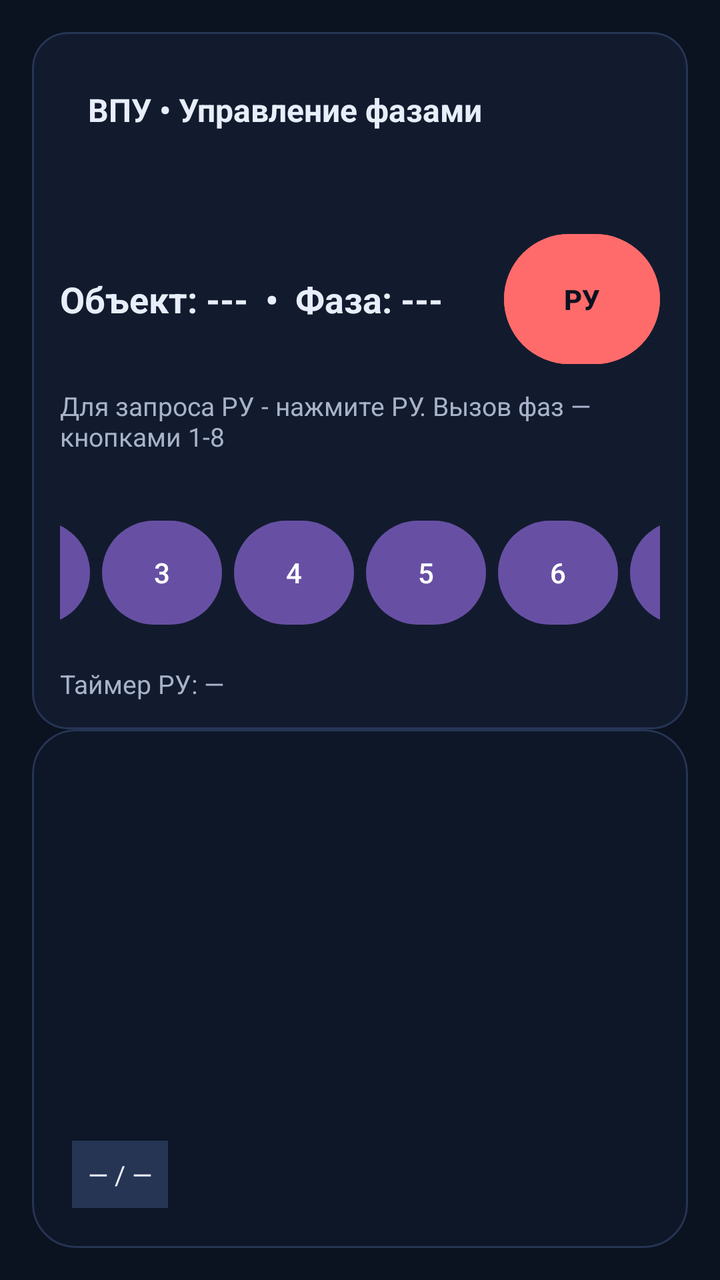
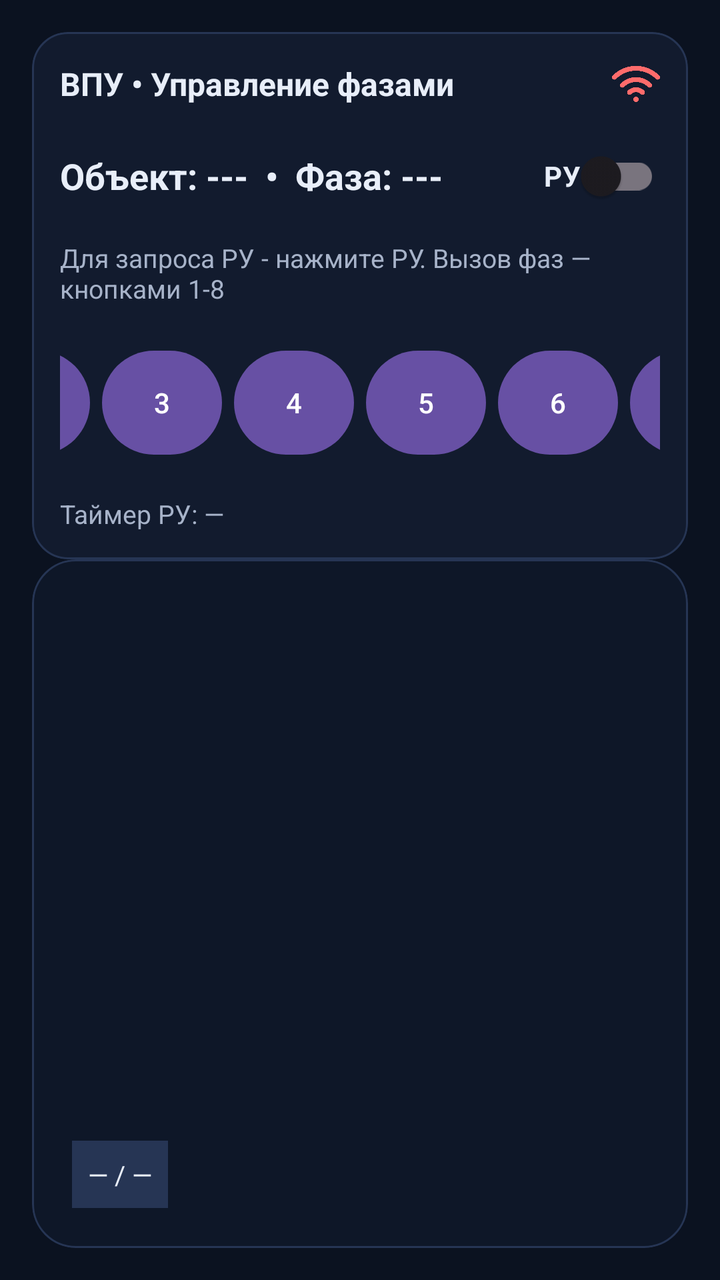

Screens rendered from an Android XML layout before and after an edit, with the pre-edit source and the edit as a unified diff.
<!-- AndroidManifest.xml: application theme Theme.VPU -->
<!-- res/layout/activity_vpu.xml -->
<?xml version="1.0" encoding="utf-8"?>
<androidx.constraintlayout.widget.ConstraintLayout
    xmlns:android="http://schemas.android.com/apk/res/android"
    xmlns:app="http://schemas.android.com/apk/res-auto"
    xmlns:tools="http://schemas.android.com/tools"
    android:layout_width="match_parent"
    android:layout_height="match_parent"
    android:background="#0B1220"
    tools:context=".ui.vpu.VpuActivity">

    
    <com.google.android.material.card.MaterialCardView
        android:id="@+id/statusCard"
        android:layout_width="0dp"
        android:layout_height="wrap_content"
        android:layout_margin="16dp"
        app:cardBackgroundColor="#121B2E"
        app:cardCornerRadius="18dp"
        app:strokeColor="#263554"
        app:strokeWidth="1dp"
        app:layout_constraintTop_toTopOf="parent"
        app:layout_constraintStart_toStartOf="parent"
        app:layout_constraintEnd_toEndOf="parent">


        <LinearLayout
            android:layout_width="match_parent"
            android:layout_height="wrap_content"
            android:orientation="vertical"
            android:padding="14dp">
        <LinearLayout
            android:layout_width="match_parent"
            android:layout_height="match_parent"
            android:orientation="horizontal"
            android:padding="14dp">

            <TextView
                android:id="@+id/titleTextView"
                android:layout_width="504dp"
                android:layout_height="wrap_content"
                android:text="ВПУ • Управление фазами"
                android:textColor="#E8EEF9"
                android:textSize="16sp"
                android:textStyle="bold" />
            <ImageView
                android:id="@+id/wifiIcon"
                android:layout_width="35dp"
                android:layout_height="45dp"
                android:layout_marginStart="12dp"
                android:src="@drawable/wifi_icon"
                app:tint="#FF6B6B" />
        </LinearLayout>

            
            <LinearLayout
                android:layout_width="match_parent"
                android:layout_height="wrap_content"
                android:layout_marginTop="10dp"
                android:orientation="horizontal"
                android:gravity="center_vertical">

                <TextView
                    android:id="@+id/statusTextView"
                    android:layout_width="0dp"
                    android:layout_height="wrap_content"
                    android:layout_weight="1"
                    android:text="Объект: ---  •  Фаза: ---"
                    android:textColor="#E8EEF9"
                    android:textSize="18sp"
                    android:textStyle="bold"/>

                
                <com.google.android.material.button.MaterialButton
                    android:id="@+id/manualButton"
                    android:layout_width="78dp"
                    android:layout_height="73dp"
                    android:layout_marginStart="8dp"
                    android:backgroundTint="#FF6B6B"
                    android:text="РУ"
                    android:textColor="#0B1220"
                    android:textStyle="bold"
                    app:cornerRadius="999dp" />

                

            </LinearLayout>

            <TextView
                android:id="@+id/hintTextView"
                android:layout_width="match_parent"
                android:layout_height="44dp"
                android:layout_marginTop="8dp"
                android:text="Для запроса РУ - нажмите РУ. Вызов фаз — кнопками 1-8"
                android:textColor="#A7B3C9"
                android:textSize="13sp" />

            <LinearLayout
                android:id="@+id/phaseButtonsRow"
                android:layout_width="match_parent"
                android:layout_height="81dp"
                android:layout_marginTop="8dp"
                android:gravity="center"
                android:orientation="horizontal">

                <com.google.android.material.button.MaterialButton
                    android:id="@+id/phaseButton1"
                    style="@style/Widget.Material3.Button"
                    android:layout_width="60dp"
                    android:layout_height="60dp"
                    android:layout_marginHorizontal="3dp"
                    android:text="1"
                    app:cornerRadius="999dp" />

                <com.google.android.material.button.MaterialButton
                    android:id="@+id/phaseButton2"
                    style="@style/Widget.Material3.Button"
                    android:layout_width="60dp"
                    android:layout_height="60dp"
                    android:layout_marginHorizontal="3dp"
                    android:text="2"
                    app:cornerRadius="999dp" />

                <com.google.android.material.button.MaterialButton
                    android:id="@+id/phaseButton3"
                    style="@style/Widget.Material3.Button"
                    android:layout_width="60dp"
                    android:layout_height="60dp"
                    android:layout_marginHorizontal="3dp"
                    android:text="3"
                    app:cornerRadius="999dp" />

                <com.google.android.material.button.MaterialButton
                    android:id="@+id/phaseButton4"
                    style="@style/Widget.Material3.Button"
                    android:layout_width="60dp"
                    android:layout_height="60dp"
                    android:layout_marginHorizontal="3dp"
                    android:text="4"
                    app:cornerRadius="999dp" />
                <com.google.android.material.button.MaterialButton
                    android:id="@+id/phaseButton5"
                    style="@style/Widget.Material3.Button"
                    android:layout_width="60dp"
                    android:layout_height="60dp"
                    android:layout_marginHorizontal="3dp"
                    android:text="5"
                    app:cornerRadius="999dp" />

                <com.google.android.material.button.MaterialButton
                    android:id="@+id/phaseButton6"
                    style="@style/Widget.Material3.Button"
                    android:layout_width="60dp"
                    android:layout_height="60dp"
                    android:layout_marginHorizontal="3dp"
                    android:text="6"
                    app:cornerRadius="999dp" />

                <com.google.android.material.button.MaterialButton
                    android:id="@+id/phaseButton7"
                    style="@style/Widget.Material3.Button"
                    android:layout_width="60dp"
                    android:layout_height="60dp"
                    android:layout_marginHorizontal="3dp"
                    android:text="7"
                    app:cornerRadius="999dp" />

                <com.google.android.material.button.MaterialButton
                    android:id="@+id/phaseButton8"
                    style="@style/Widget.Material3.Button"
                    android:layout_width="60dp"
                    android:layout_height="60dp"
                    android:layout_marginHorizontal="3dp"
                    android:text="8"
                    app:cornerRadius="999dp" />
            </LinearLayout>
            <TextView
                android:id="@+id/manualTimerTextView"
                android:layout_width="wrap_content"
                android:layout_height="wrap_content"
                android:layout_marginTop="6dp"
                android:text="Таймер РУ: —"
                android:textColor="#A7B3C9"
                android:textSize="13sp" />

        </LinearLayout>
    </com.google.android.material.card.MaterialCardView>

    
    <com.google.android.material.card.MaterialCardView
        android:id="@+id/pagerCard"
        android:layout_width="0dp"
        android:layout_height="0dp"
        android:layout_marginStart="16dp"
        android:layout_marginEnd="16dp"
        android:layout_marginBottom="16dp"
        app:cardBackgroundColor="#0E1728"
        app:cardCornerRadius="22dp"
        app:strokeColor="#263554"
        app:strokeWidth="1dp"
        app:layout_constraintTop_toBottomOf="@id/statusCard"
        app:layout_constraintBottom_toBottomOf="parent"
        app:layout_constraintStart_toStartOf="parent"
        app:layout_constraintEnd_toEndOf="parent">

        <FrameLayout
            android:layout_width="match_parent"
            android:layout_height="match_parent"
            android:padding="10dp">

            <androidx.viewpager2.widget.ViewPager2
                android:id="@+id/viewPager"
                android:layout_width="match_parent"
                android:layout_height="match_parent" />

            
            <TextView
                android:id="@+id/pageTextView"
                android:layout_width="wrap_content"
                android:layout_height="wrap_content"
                android:layout_gravity="bottom|start"
                android:layout_margin="10dp"
                android:padding="8dp"
                android:text="— / —"
                android:textColor="#E8EEF9"
                android:textSize="13sp"
                android:background="#263554"/>

        </FrameLayout>

    </com.google.android.material.card.MaterialCardView>

</androidx.constraintlayout.widget.ConstraintLayout>
<!-- resources referenced by this layout -->
<resources>
  <!-- drawable wifi_icon: png bitmap (drawable, 18048 bytes) -->
  <style name="Theme.VPU" parent="Base.Theme.VPU" />
  <style name="Base.Theme.VPU" parent="Theme.Material3.DayNight.NoActionBar">
          
          
      </style>
</resources>

<!-- the commit's change to res/layout/activity_vpu.xml (unified diff, before → after) -->
@@ -21,43 +21,44 @@
         app:layout_constraintTop_toTopOf="parent"
         app:layout_constraintStart_toStartOf="parent"
         app:layout_constraintEnd_toEndOf="parent">
-
-
         <LinearLayout
             android:layout_width="match_parent"
             android:layout_height="wrap_content"
             android:orientation="vertical"
             android:padding="14dp">
-        <LinearLayout
-            android:layout_width="match_parent"
-            android:layout_height="match_parent"
-            android:orientation="horizontal"
-            android:padding="14dp">
-
-            <TextView
-                android:id="@+id/titleTextView"
-                android:layout_width="504dp"
-                android:layout_height="wrap_content"
-                android:text="ВПУ • Управление фазами"
-                android:textColor="#E8EEF9"
-                android:textSize="16sp"
-                android:textStyle="bold" />
-            <ImageView
-                android:id="@+id/wifiIcon"
-                android:layout_width="35dp"
-                android:layout_height="45dp"
-                android:layout_marginStart="12dp"
-                android:src="@drawable/wifi_icon"
-                app:tint="#FF6B6B" />
-        </LinearLayout>
+
+            <LinearLayout
+                android:layout_width="match_parent"
+                android:layout_height="wrap_content"
+                android:gravity="center_vertical"
+                android:orientation="horizontal">
+
+                <TextView
+                    android:id="@+id/titleTextView"
+                    android:layout_width="0dp"
+                    android:layout_height="wrap_content"
+                    android:layout_weight="1"
+                    android:text="ВПУ • Управление фазами"
+                    android:textColor="#E8EEF9"
+                    android:textSize="16sp"
+                    android:textStyle="bold" />
+
+                <ImageView
+                    android:id="@+id/wifiIcon"
+                    android:layout_width="24dp"
+                    android:layout_height="24dp"
+                    android:layout_marginStart="12dp"
+                    android:src="@drawable/wifi_icon"
+                    app:tint="#FF6B6B" />
+            </LinearLayout>
 
             
             <LinearLayout
                 android:layout_width="match_parent"
                 android:layout_height="wrap_content"
                 android:layout_marginTop="10dp"
-                android:orientation="horizontal"
-                android:gravity="center_vertical">
+                android:gravity="center_vertical"
+                android:orientation="horizontal">
 
                 <TextView
                     android:id="@+id/statusTextView"
@@ -69,26 +70,21 @@
                     android:textSize="18sp"
                     android:textStyle="bold"/>
 
-                
-                <com.google.android.material.button.MaterialButton
-                    android:id="@+id/manualButton"
-                    android:layout_width="78dp"
-                    android:layout_height="73dp"
+                <com.google.android.material.switchmaterial.SwitchMaterial
+                    android:id="@+id/manualToggle"
+                    android:layout_width="wrap_content"
+                    android:layout_height="wrap_content"
                     android:layout_marginStart="8dp"
-                    android:backgroundTint="#FF6B6B"
                     android:text="РУ"
-                    android:textColor="#0B1220"
-                    android:textStyle="bold"
-                    app:cornerRadius="999dp" />
-
-                
+                    android:textColor="#E8EEF9"
+                    android:textStyle="bold" />
 
             </LinearLayout>
 
             <TextView
                 android:id="@+id/hintTextView"
                 android:layout_width="match_parent"
-                android:layout_height="44dp"
+                android:layout_height="wrap_content"
                 android:layout_marginTop="8dp"
                 android:text="Для запроса РУ - нажмите РУ. Вызов фаз — кнопками 1-8"
                 android:textColor="#A7B3C9"
